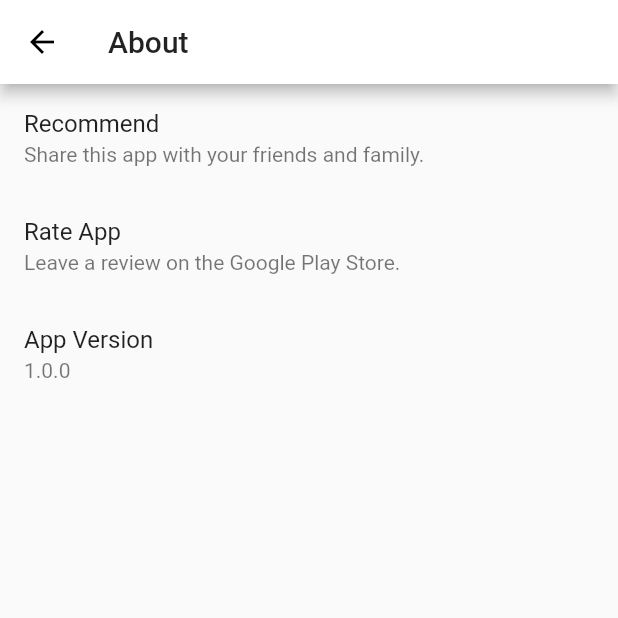
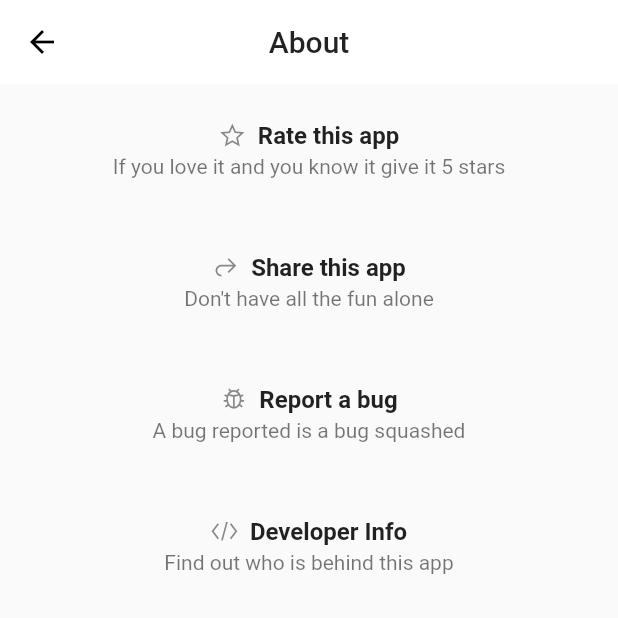
Before and after one commit to 4eug/TheWallpaper-App, a Flutter app: the Setting screen opened directly, on a phone screen of 412 x 824 dp, the top half of it. Run offline on Flutter 3.47's test engine with Material 2 defaults, Android fonts, the phone set to English and light mode, and no system bars; our stand-ins replace cached_network_image, dio, line_awesome_flutter, package_info; missing offline and left inert: easy_permission_validator, wallpaperplugin; network calls fail; Roboto replaces fonts that are missing (Quicksand).

Commit message:
Settings Page

```diff
--- a/lib/const.dart
+++ b/lib/const.dart
@@ -1,4 +1,13 @@
+import 'package:flutter/material.dart';
+
 final String message = "The Wallpaper Powered by Pexel";
 final String url = "";
 final String gitHubUrl = "https://github.com/4eug";
 // API key from https://www.pexels.com/api/
+//
+
+const baseHeight = 640.0;
+
+double kScreenAwareSize(double size, BuildContext context) {
+  return size * MediaQuery.of(context).size.height / baseHeight;
+}
--- a/lib/home.dart
+++ b/lib/home.dart
@@ -5,6 +5,7 @@ import 'package:flutter/cupertino.dart';
 import 'package:flutter/foundation.dart';
 import 'package:flutter/material.dart';
 import 'package:http/io_client.dart';
+import 'package:line_awesome_flutter/line_awesome_flutter.dart';
 import 'package:the_wallpapers/data/data.dart';
 import 'package:the_wallpapers/model/pictures_model.dart';
 import 'package:the_wallpapers/model/varieties_model.dart';
@@ -93,7 +94,7 @@ class _HomeState extends State<Home> {
         centerTitle: true,
         actions: [
           IconButton(
-              icon: Icon(Icons.info_outline),
+              icon: Icon(LineAwesomeIcons.info_circle),
               onPressed: () {
                 Navigator.push(context,
                     CupertinoPageRoute(builder: (context) => Setting()));
@@ -102,6 +103,7 @@ class _HomeState extends State<Home> {
       ),
       backgroundColor: Colors.white,
       body: SingleChildScrollView(
+        physics: AlwaysScrollableScrollPhysics(),
         child: Container(
           child: Column(
             children: <Widget>[
@@ -141,7 +143,10 @@ class _HomeState extends State<Home> {
                 mainAxisAlignment: MainAxisAlignment.center,
                 children: [
                   isLoading
-                      ? CircularProgressIndicator()
+                      ? LinearProgressIndicator(
+                          backgroundColor: Colors.black,
+                          valueColor: AlwaysStoppedAnimation(Colors.blue),
+                        )
                       : wallPaper(photos, context),
                 ],
               )),
@@ -164,7 +169,7 @@ class _HomeState extends State<Home> {
                       )));
         },
         child: Icon(
-          Icons.search,
+          LineAwesomeIcons.search,
           color: Colors.black,
         ),
       ),
--- a/lib/main.dart
+++ b/lib/main.dart
@@ -1,4 +1,5 @@
 import 'package:flutter/material.dart';
+import 'package:flutter/services.dart';
 import 'package:the_wallpapers/home.dart';
 
 void main() {
@@ -9,6 +10,10 @@ class MyApp extends StatelessWidget {
   // This widget is the root of your application.
   @override
   Widget build(BuildContext context) {
+    SystemChrome.setPreferredOrientations([
+      DeviceOrientation.portraitUp,
+    ]);
+
     return MaterialApp(
       title: 'TheWallpaper ',
       debugShowCheckedModeBanner: false,
--- a/lib/model/Global.dart
+++ /dev/null
@@ -1,7 +0,0 @@
-import 'package:the_wallpapers/model/pictures_model.dart';
-
-class Global {
-  // ignore: deprecated_member_use
-  static List<PicturesModel> photos = new List();
-  static int index = 0;
-}
--- a/lib/views/search_view.dart
+++ b/lib/views/search_view.dart
@@ -3,6 +3,7 @@ import 'dart:io';
 import 'package:flutter/foundation.dart';
 import 'package:flutter/material.dart';
 import 'package:http/io_client.dart';
+import 'package:line_awesome_flutter/line_awesome_flutter.dart';
 import 'package:the_wallpapers/data/data.dart';
 // import 'package:the_wallpapers/home.dart';
 // import 'package:the_wallpapers/home.dart';
@@ -112,7 +113,7 @@ class _SearchViewState extends State<SearchView> {
                                         )));
                           }
                         },
-                        child: Container(child: Icon(Icons.search)))
+                        child: Container(child: Icon(LineAwesomeIcons.search)))
                   ],
                 ),
               ),
@@ -123,7 +124,10 @@ class _SearchViewState extends State<SearchView> {
                   child: Column(
                 children: [
                   isLoading
-                      ? CircularProgressIndicator()
+                      ? CircularProgressIndicator(
+                          backgroundColor: Colors.black,
+                          valueColor: AlwaysStoppedAnimation(Colors.red),
+                        )
                       : wallPaper(photos, context),
                 ],
               )),
--- a/lib/views/settings.dart
+++ b/lib/views/settings.dart
@@ -1,8 +1,9 @@
 import 'package:flutter/material.dart';
+import 'package:line_awesome_flutter/line_awesome_flutter.dart';
 import 'package:package_info/package_info.dart';
-import 'package:the_wallpapers/const.dart';
+
+import 'package:the_wallpapers/widgets/listtilewidget.dart';
 import 'package:url_launcher/url_launcher.dart';
-import 'package:share/share.dart';
 
 class Setting extends StatefulWidget {
   @override
@@ -11,14 +12,14 @@ class Setting extends StatefulWidget {
 
 class _SettingState extends State<Setting> {
   String _packageName;
-  String _version;
+  String version;
 
   get url => null;
   @override
   void initState() {
     PackageInfo.fromPlatform().then((PackageInfo packageInfo) {
       _packageName = packageInfo.packageName;
-      _version = packageInfo.version;
+      version = packageInfo.version;
     });
     super.initState();
   }
@@ -28,26 +29,43 @@ class _SettingState extends State<Setting> {
     return Scaffold(
       appBar: AppBar(
         title: Text("About"),
+        centerTitle: true,
+        elevation: 0.0,
+        actions: [
+          Container(
+              padding: EdgeInsets.symmetric(horizontal: 16),
+              child: Icon(
+                Icons.add,
+                color: Colors.white,
+              ))
+        ],
       ),
       body: Column(
         children: <Widget>[
-          ListTile(
-            title: Text("Recommend"),
-            subtitle: Text("Share this app with your friends and family."),
-            onTap: () {
-              Share.share(
-                "$message\n${url + _packageName}",
-              );
-            },
-          ),
-          ListTile(
-            title: Text("Rate App"),
-            subtitle: Text("Leave a review on the Google Play Store."),
+          aboutListTile(
+            title: 'Rate this app',
+            subtitle: 'If you love it and you know it give it 5 stars',
+            icon: LineAwesomeIcons.star,
             onTap: () => launch(url + _packageName),
           ),
-          ListTile(
-            title: Text("App Version"),
-            subtitle: Text("${_version ?? "1.0.0"} "),
+          aboutListTile(
+            title: 'Share this app',
+            subtitle: 'Don\'t have all the fun alone',
+            icon: LineAwesomeIcons.share,
+            onTap: () => launch(""),
+          ),
+          aboutListTile(
+            title: 'Report a bug',
+            subtitle: 'A bug reported is a bug squashed',
+            icon: LineAwesomeIcons.bug,
+            onTap: () => launch(
+                'mailto:debraheug@gmail.com?subject=TheWallpaper%20Bug%20Report&body='),
+          ),
+          aboutListTile(
+            title: 'Developer Info',
+            subtitle: 'Find out who is behind this app',
+            icon: LineAwesomeIcons.code,
+            onTap: () => launch(""),
           ),
         ],
       ),
--- /dev/null
+++ b/lib/widgets/listtilewidget.dart
@@ -0,0 +1,55 @@
+import 'package:flutter/material.dart';
+import 'package:flutter/widgets.dart';
+
+Widget aboutListTile({
+  String title,
+  IconData icon,
+  String subtitle,
+  Function onTap,
+  Function onLongPress,
+}) {
+  return Container(
+    margin: const EdgeInsets.symmetric(vertical: 8.0),
+    child: Column(
+      children: <Widget>[
+        Material(
+          type: MaterialType.transparency,
+          child: InkWell(
+            borderRadius: BorderRadius.circular(10.0),
+            child: ListTile(
+              title: Row(
+                mainAxisAlignment: MainAxisAlignment.center,
+                crossAxisAlignment: CrossAxisAlignment.baseline,
+                mainAxisSize: MainAxisSize.min,
+                textBaseline: TextBaseline.alphabetic,
+                children: <Widget>[
+                  icon != null ? Icon(icon, size: 18.0) : Container(),
+                  SizedBox(width: 8.0),
+                  Text(
+                    title,
+                    textAlign: TextAlign.center,
+                    style: TextStyle(
+                      fontFamily: 'Quicksand',
+                      fontWeight: FontWeight.bold,
+                    ),
+                  ),
+                ],
+              ),
+              subtitle: subtitle != null
+                  ? Text(
+                      subtitle,
+                      textAlign: TextAlign.center,
+                      style: TextStyle(
+                        fontFamily: 'Quicksand',
+                      ),
+                    )
+                  : null,
+            ),
+            onTap: onTap,
+            onLongPress: onLongPress,
+          ),
+        ),
+      ],
+    ),
+  );
+}
--- a/pubspec.yaml
+++ b/pubspec.yaml
@@ -23,14 +23,18 @@ environment:
 dependencies:
   flutter:
     sdk: flutter
+  adv_fab: ^1.0.5
   cached_network_image: ^2.0.0
   dio: ^3.0.9
   easy_permission_validator: ^1.0.6
+  esys_flutter_share: ^1.0.2
   flutter_cache_manager: ^2.1.2
+  flutter_speed_dial: ^3.0.5
   http: ^0.12.0+4
   image_gallery_saver: ^1.2.2
+  line_awesome_flutter: ^1.0.1
+  package_info: ^0.4.3+2
   path_provider: ^1.4.0
-  package_info: ^0.4.3+2
   random_string: ^2.0.1
   share: ^2.0.0
   url_launcher: ^5.4.2
```
Also changed, not shown: lib/services/walpaper.dart (+3 -8 lines), pubspec.lock.
